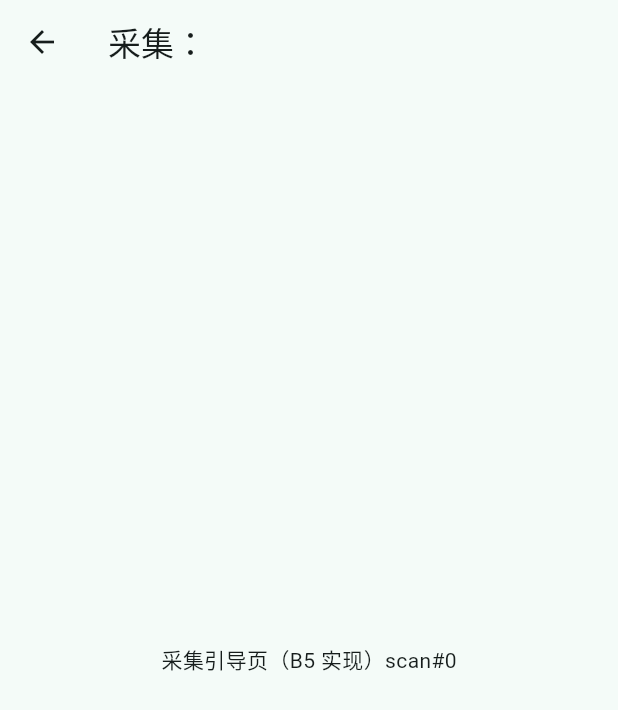
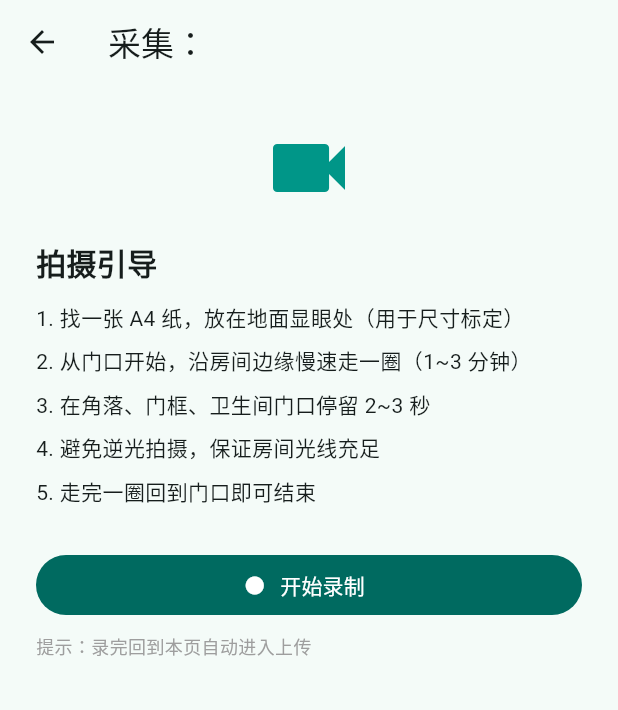
Before and after one commit to adamzoeee/anjing-vision, a Flutter app: the CapturePage screen opened directly with empty values, on a phone screen of 412 x 824 dp. Shown: the top 710 px of the screen. Run offline on Flutter 3.47's test engine with Material 3 defaults, Android fonts, the phone set to English and light mode, and no system bars; our stand-ins replace dio, image_picker, shared_preferences; accounts and stored records are empty.

Commit message:
feat: 采集引导页与上传进度页（B5+B6）

```diff
--- a/app/lib/pages/capture_page.dart
+++ b/app/lib/pages/capture_page.dart
@@ -1,15 +1,54 @@
 import 'package:flutter/material.dart';
+import 'package:image_picker/image_picker.dart';
 import '../api/models.dart';
+import 'upload_page.dart';
 
 class CapturePage extends StatelessWidget {
   final Project project;
   final Scan scan;
   const CapturePage({super.key, required this.project, required this.scan});
+
+  static const _tips = [
+    '1. 找一张 A4 纸，放在地面显眼处（用于尺寸标定）',
+    '2. 从门口开始，沿房间边缘慢速走一圈（1~3 分钟）',
+    '3. 在角落、门框、卫生间门口停留 2~3 秒',
+    '4. 避免逆光拍摄，保证房间光线充足',
+    '5. 走完一圈回到门口即可结束',
+  ];
+
+  Future<void> _record(BuildContext context) async {
+    final picker = ImagePicker();
+    final video = await picker.pickVideo(
+        source: ImageSource.camera, maxDuration: const Duration(minutes: 5));
+    if (video == null) return;
+    if (!context.mounted) return;
+    Navigator.push(context, MaterialPageRoute(builder: (_) =>
+        UploadPage(scan: scan, filePath: video.path,
+            filename: video.name.isEmpty ? 'clip.mp4' : video.name)));
+  }
+
   @override
   Widget build(BuildContext context) {
     return Scaffold(
       appBar: AppBar(title: Text('采集：${project.name}')),
-      body: Center(child: Text('采集引导页（B5 实现）scan#${scan.id}')),
+      body: ListView(padding: const EdgeInsets.all(24), children: [
+        const Icon(Icons.videocam, size: 64, color: Colors.teal),
+        const SizedBox(height: 16),
+        const Text('拍摄引导', style: TextStyle(fontSize: 20, fontWeight: FontWeight.bold)),
+        const SizedBox(height: 8),
+        ..._tips.map((t) => Padding(
+            padding: const EdgeInsets.symmetric(vertical: 4),
+            child: Text(t))),
+        const SizedBox(height: 24),
+        FilledButton.icon(
+          onPressed: () => _record(context),
+          icon: const Icon(Icons.fiber_manual_record),
+          label: const Text('开始录制'),
+        ),
+        const SizedBox(height: 8),
+        const Text('提示：录完回到本页自动进入上传',
+            style: TextStyle(fontSize: 12, color: Colors.grey)),
+      ]),
     );
   }
 }
```
Also changed, not shown: app/lib/pages/upload_page.dart (added, +87 -0 lines).
